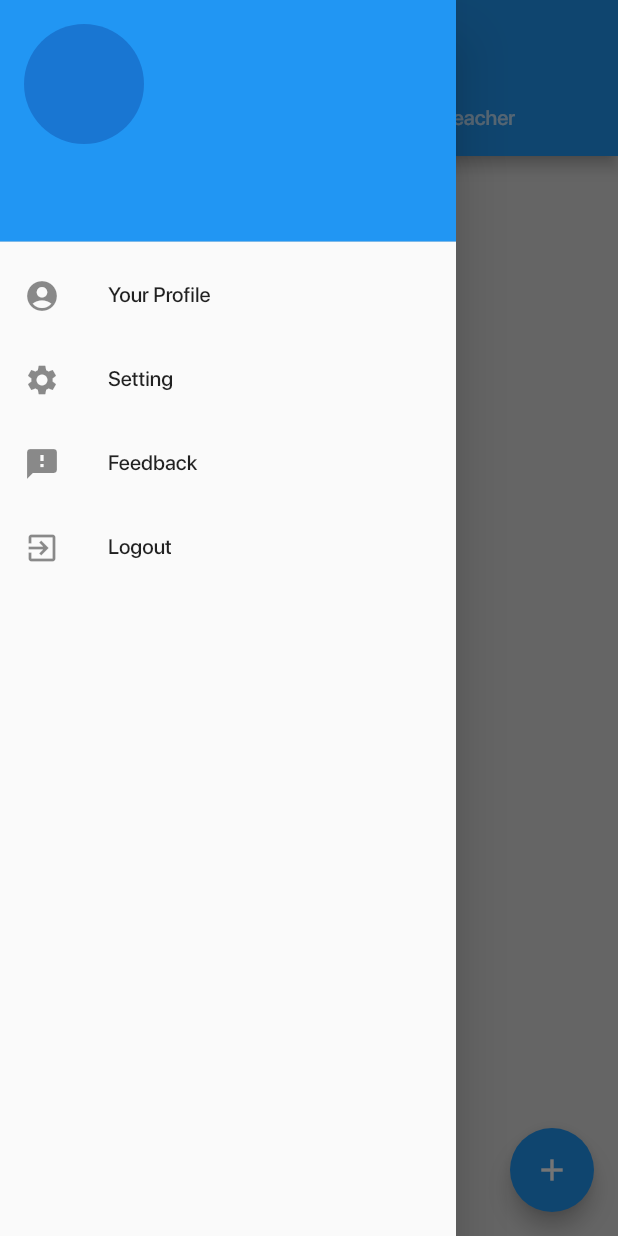
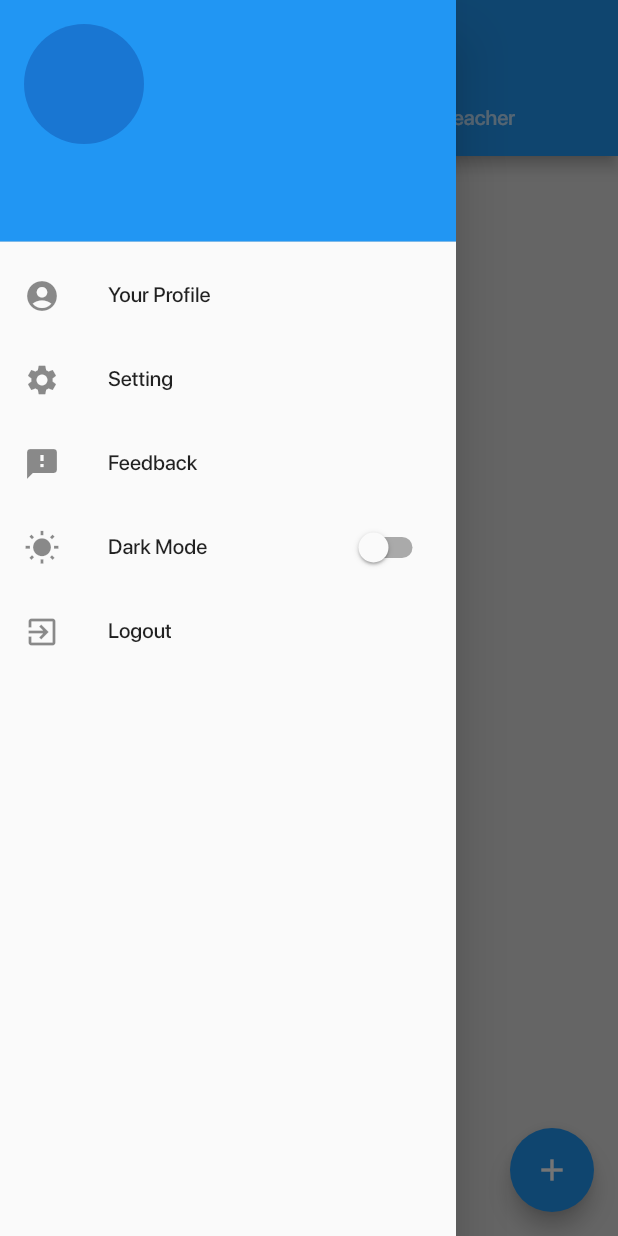
Before and after one commit to UniCollab1/UniCollab, a Flutter app: the screen it shows once a user with an empty profile is signed in, with the side drawer open, on a phone screen of 412 x 824 dp. Run offline on Flutter 3.47's test engine with Material 2 defaults, Android fonts, the phone set to English and light mode, and no system bars; our stand-ins replace adaptive_theme, cloud_firestore, file_picker, firebase_auth, firebase_core, firebase_dynamic_links and 10 more; missing offline and left inert: mailer2; accounts and stored records are empty; project files that could hold a hidden picture were left out.

Commit message:
Default font family is changed and some optimization made for better theme switching.

```diff
--- a/lib/app/Drawer/Drawer.dart
+++ b/lib/app/Drawer/Drawer.dart
@@ -1,3 +1,4 @@
+import 'package:adaptive_theme/adaptive_theme.dart';
 import 'package:firebase_auth/firebase_auth.dart';
 import 'package:flutter/material.dart';
 import 'package:provider/provider.dart';
@@ -10,6 +11,7 @@ class DrawerMain extends StatefulWidget {
 }
 
 class _DrawerMainState extends State<DrawerMain> {
+  var isTheme = false;
   Future<void> signOut() async {
     try {
       var auth = Provider.of<FirebaseAuthService>(context, listen: false);
@@ -37,7 +39,7 @@ class _DrawerMainState extends State<DrawerMain> {
             padding: EdgeInsets.zero,
             child: DrawerHeader(
               decoration: BoxDecoration(
-                color: Colors.blue,
+                color: Theme.of(context).accentColor,
               ),
               child: Column(
                 crossAxisAlignment: CrossAxisAlignment.start,
@@ -55,7 +57,7 @@ class _DrawerMainState extends State<DrawerMain> {
                     child: Text(
                       user.displayName,
                       style: TextStyle(
-                        color: Colors.white,
+                        color: Theme.of(context).textTheme.caption.color,
                         fontSize: 20.0,
                       ),
                     ),
@@ -67,7 +69,7 @@ class _DrawerMainState extends State<DrawerMain> {
                     child: Text(
                       adjustText(user.email),
                       style: TextStyle(
-                        color: Colors.white,
+                        color: Theme.of(context).textTheme.caption.color,
                         fontSize: 15.0,
                       ),
                     ),
@@ -110,6 +112,20 @@ class _DrawerMainState extends State<DrawerMain> {
           ),
           ListTile(
             leading: Icon(
+              Icons.wb_sunny,
+            ),
+            title: Text(
+              'Dark Mode',
+            ),
+            trailing: Switch(
+              value: isTheme,
+              onChanged: (value) {
+                AdaptiveTheme.of(context).toggleThemeMode();
+              },
+            ),
+          ),
+          ListTile(
+            leading: Icon(
               Icons.exit_to_app,
             ),
             title: Text(
--- a/lib/services/firestore_service.dart
+++ b/lib/services/firestore_service.dart
@@ -98,6 +98,7 @@ class FireStoreService {
       'description': description,
       'teachers': [email],
       'students': [],
+      'tokens': [],
       'created by': email,
       'created at': DateTime.now(),
     }).then((value) => (print('Class added successfully!')));
--- a/pubspec.yaml
+++ b/pubspec.yaml
@@ -39,6 +39,7 @@ dependencies:
   firebase_messaging:
   flutter_local_notifications: ^4.0.1+1
   firebase_admin: ^0.1.4
+  adaptive_theme: ^1.1.0
 
 dev_dependencies:
   flutter_test:
```
Also changed, not shown: pubspec.lock.
